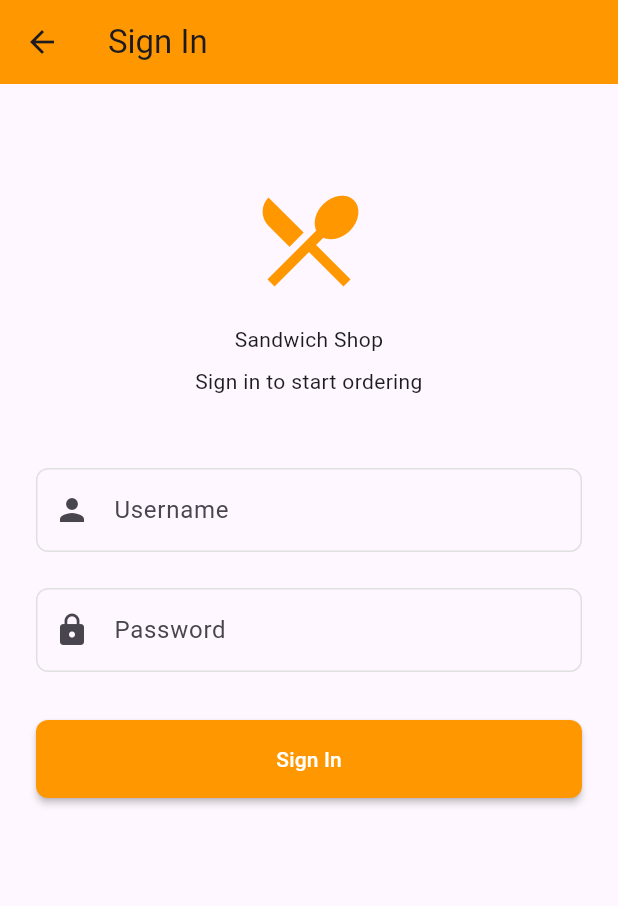
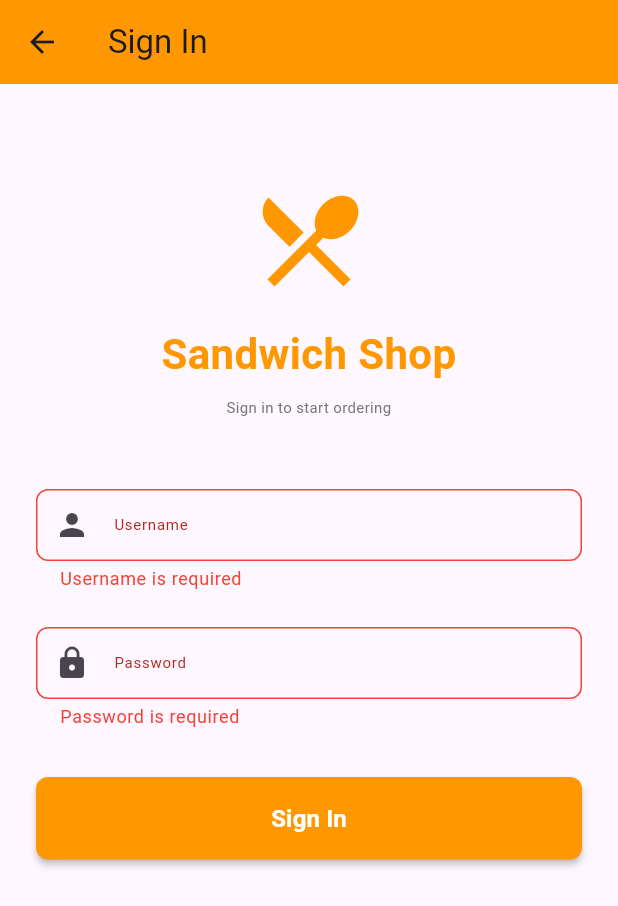
Before and after one commit to lllouislouislouis/sandwich_shop, a Flutter app: the AuthScreen screen opened directly, after a tap on "Sign In", on a phone screen of 412 x 824 dp. Shown: the top 906 px of the screen. Run offline on Flutter 3.47's test engine with Material 3 defaults, Android fonts, the phone set to English and light mode, and no system bars.

Commit message:
Implement user authentication form with validation for username and password

```diff
--- a/lib/views/auth_screen.dart
+++ b/lib/views/auth_screen.dart
@@ -1,5 +1,5 @@
 import 'package:flutter/material.dart';
-import 'app_styles.dart';
+import '../views/app_styles.dart';
 
 class AuthScreen extends StatefulWidget {
   const AuthScreen({super.key});
@@ -9,6 +9,83 @@ class AuthScreen extends StatefulWidget {
 }
 
 class _AuthScreenState extends State<AuthScreen> {
+  // Text editing controllers
+  late TextEditingController _usernameController;
+  late TextEditingController _passwordController;
+
+  // Error state variables
+  String? _usernameError;
+  String? _passwordError;
+
+  @override
+  void initState() {
+    super.initState();
+    _usernameController = TextEditingController();
+    _passwordController = TextEditingController();
+
+    // Add listeners to clear errors when user types
+    _usernameController.addListener(_clearUsernameError);
+    _passwordController.addListener(_clearPasswordError);
+  }
+
+  @override
+  void dispose() {
+    // Remove listeners before disposing
+    _usernameController.removeListener(_clearUsernameError);
+    _passwordController.removeListener(_clearPasswordError);
+
+    // Dispose controllers to prevent memory leaks
+    _usernameController.dispose();
+    _passwordController.dispose();
+    super.dispose();
+  }
+
+  void _clearUsernameError() {
+    if (_usernameError != null) {
+      setState(() {
+        _usernameError = null;
+      });
+    }
+  }
+
+  void _clearPasswordError() {
+    if (_passwordError != null) {
+      setState(() {
+        _passwordError = null;
+      });
+    }
+  }
+
+  bool _validateForm() {
+    bool isValid = true;
+
+    setState(() {
+      // Validate username
+      if (_usernameController.text.trim().isEmpty) {
+        _usernameError = 'Username is required';
+        isValid = false;
+      } else {
+        _usernameError = null;
+      }
+
+      // Validate password
+      if (_passwordController.text.isEmpty) {
+        _passwordError = 'Password is required';
+        isValid = false;
+      } else {
+        _passwordError = null;
+      }
+    });
+
+    return isValid;
+  }
+
+  void _handleSignIn() {
+    if (_validateForm()) {
+      // Validation passed - will implement success feedback in next subtask
+    }
+  }
+
   @override
   Widget build(BuildContext context) {
     return Scaffold(
@@ -26,7 +103,7 @@ class _AuthScreenState extends State<AuthScreen> {
               const SizedBox(height: 40),
 
               // App Title/Logo Area
-              Icon(
+              const Icon(
                 Icons.restaurant_menu,
                 size: 80,
                 color: Colors.orange,
@@ -34,7 +111,7 @@ class _AuthScreenState extends State<AuthScreen> {
               const SizedBox(height: 16),
               Text(
                 'Sandwich Shop',
-                style: AppStyles.heading1.copyWith(
+                style: heading1.copyWith(
                   fontSize: 28,
                   color: Colors.orange,
                 ),
@@ -43,7 +120,7 @@ class _AuthScreenState extends State<AuthScreen> {
               const SizedBox(height: 8),
               Text(
                 'Sign in to start ordering',
-                style: AppStyles.body.copyWith(
+                style: body.copyWith(
                   color: Colors.grey[600],
                 ),
                 textAlign: TextAlign.center,
@@ -53,11 +130,17 @@ class _AuthScreenState extends State<AuthScreen> {
 
               // Username Field
               TextField(
+                controller: _usernameController,
                 decoration: InputDecoration(
                   labelText: 'Username',
-                  labelStyle: AppStyles.body,
+                  labelStyle: body,
                   hintText: 'Enter your username',
                   prefixIcon: const Icon(Icons.person),
+                  errorText: _usernameError,
+                  errorStyle: body.copyWith(
+                    color: Colors.red,
+                    fontSize: 12,
+                  ),
                   border: OutlineInputBorder(
                     borderRadius: BorderRadius.circular(8),
                   ),
@@ -70,20 +153,34 @@ class _AuthScreenState extends State<AuthScreen> {
                     borderSide:
                         const BorderSide(color: Colors.orange, width: 2),
                   ),
+                  errorBorder: OutlineInputBorder(
+                    borderRadius: BorderRadius.circular(8),
+                    borderSide: const BorderSide(color: Colors.red, width: 1),
+                  ),
+                  focusedErrorBorder: OutlineInputBorder(
+                    borderRadius: BorderRadius.circular(8),
+                    borderSide: const BorderSide(color: Colors.red, width: 2),
+                  ),
                 ),
-                style: AppStyles.body,
+                style: body,
               ),
 
               const SizedBox(height: 24),
 
               // Password Field
               TextField(
+                controller: _passwordController,
                 obscureText: true,
                 decoration: InputDecoration(
                   labelText: 'Password',
-                  labelStyle: AppStyles.body,
+                  labelStyle: body,
                   hintText: 'Enter your password',
                   prefixIcon: const Icon(Icons.lock),
+                  errorText: _passwordError,
+                  errorStyle: body.copyWith(
+                    color: Colors.red,
+                    fontSize: 12,
+                  ),
                   border: OutlineInputBorder(
                     borderRadius: BorderRadius.circular(8),
                   ),
@@ -96,17 +193,23 @@ class _AuthScreenState extends State<AuthScreen> {
                     borderSide:
                         const BorderSide(color: Colors.orange, width: 2),
                   ),
+                  errorBorder: OutlineInputBorder(
+                    borderRadius: BorderRadius.circular(8),
+                    borderSide: const BorderSide(color: Colors.red, width: 1),
+                  ),
+                  focusedErrorBorder: OutlineInputBorder(
+                    borderRadius: BorderRadius.circular(8),
+                    borderSide: const BorderSide(color: Colors.red, width: 2),
+                  ),
                 ),
-                style: AppStyles.body,
+                style: body,
               ),
 
               const SizedBox(height: 32),
 
               // Sign In Button
               ElevatedButton(
-                onPressed: () {
-                  // Placeholder - will be implemented in next subtask
-                },
+                onPressed: _handleSignIn,
                 style: ElevatedButton.styleFrom(
                   backgroundColor: Colors.orange,
                   foregroundColor: Colors.white,
@@ -118,7 +221,7 @@ class _AuthScreenState extends State<AuthScreen> {
                 ),
                 child: Text(
                   'Sign In',
-                  style: AppStyles.body.copyWith(
+                  style: body.copyWith(
                     color: Colors.white,
                     fontWeight: FontWeight.bold,
                     fontSize: 16,
```
